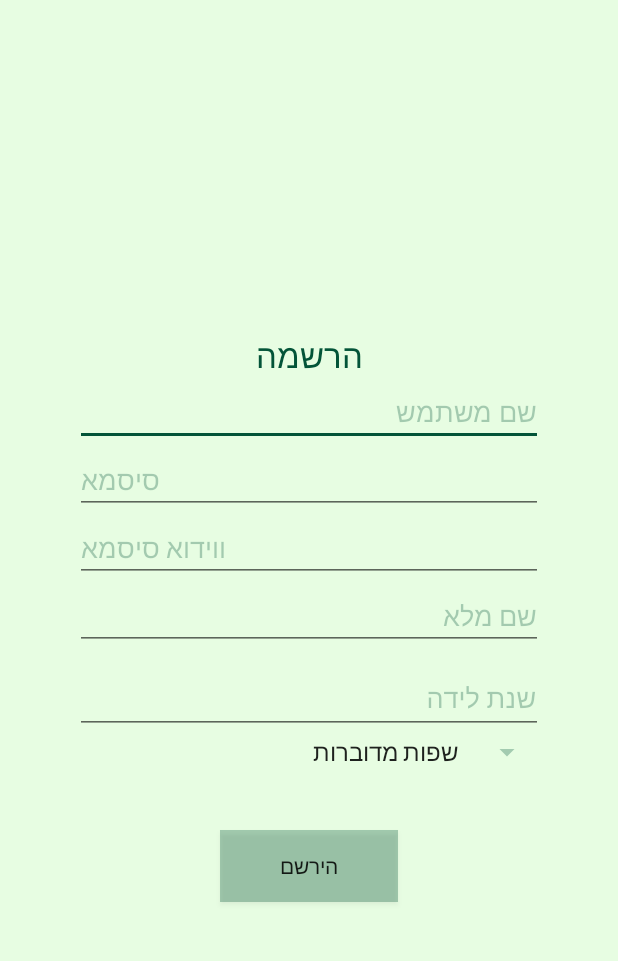
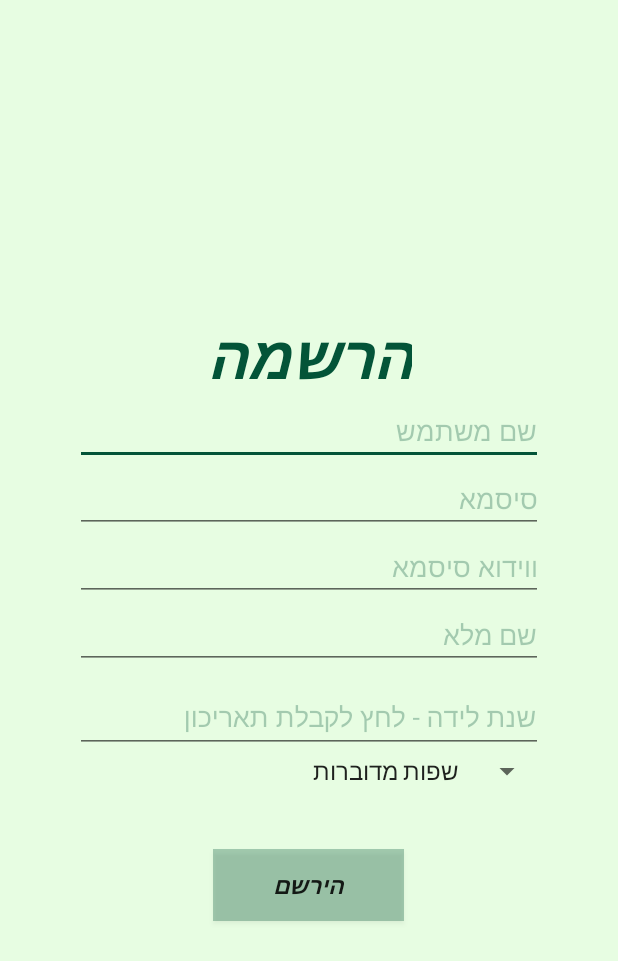
Before and after one commit to leacohen/YADLEDOR, an Android app: the SignUpActivity screen opened directly, with no data from a screen before it, on a phone screen of 412 x 824 dp. Shown: the top 961 px of the screen. Run offline under Robolectric (Android 15) with nearby library versions, the phone set to English and light mode, and no system bars.

Commit message:
disign login and sign up activities

```diff
--- a/Android App/app/src/main/res/layout/activity_sign_up.xml
+++ b/Android App/app/src/main/res/layout/activity_sign_up.xml
@@ -16,7 +16,9 @@
         android:text="@string/lblRegisterLabel"
         android:id="@+id/lblRegisterHeader"
         android:layout_gravity="center_horizontal"
-        android:textColor="#035438"/>
+        android:textColor="#035438"
+        android:textSize="40dp"
+        android:textStyle="bold|italic" />
 
     <EditText
         android:layout_width="match_parent"
@@ -34,7 +36,8 @@
         android:id="@+id/sign_up_password"
         android:layout_gravity="center_horizontal"
         android:hint="@string/txtPassword"
-        android:textColorHint="#4c035438" />
+        android:textColorHint="#4c035438"
+        android:textAlignment="textEnd" />
 
     <EditText
         android:layout_width="match_parent"
@@ -44,7 +47,8 @@
         android:id="@+id/sign_up_re_password"
         android:layout_gravity="center_horizontal"
         android:hint="@string/txtRepassword"
-        android:textColorHint="#4c035438" />
+        android:textColorHint="#4c035438"
+        android:textAlignment="textEnd" />
 
     <EditText
         android:layout_width="match_parent"
@@ -63,7 +67,7 @@
             android:id="@+id/sign_up_born_year"
             android:layout_width="match_parent"
             android:layout_height="wrap_content"
-            android:hint="שנת לידה"
+            android:hint="שנת לידה - לחץ לקבלת תאריכון"
             android:imeActionId="@+id/sign_up"
             android:imeOptions="actionUnspecified"
             android:inputType="text"
@@ -82,9 +86,7 @@
             android:layout_height="wrap_content"
             android:layout_width="match_parent"
             android:id="@+id/languages"
-            android:popupBackground="#4c035438"
-            android:backgroundTint="#4c035438"
-             />
+            android:popupBackground="#4c035438" />
 
     </android.support.design.widget.TextInputLayout>
 
@@ -98,5 +100,6 @@
         android:layout_marginTop="40dp"
         android:paddingRight="40dp"
         android:paddingLeft="40dp"
-        />
+        android:textStyle="bold|italic"
+        android:textSize="15dp" />
 </LinearLayout>
```
Also changed, not shown: Android App/app/src/main/res/layout/activity_login.xml (+14 -5 lines).
